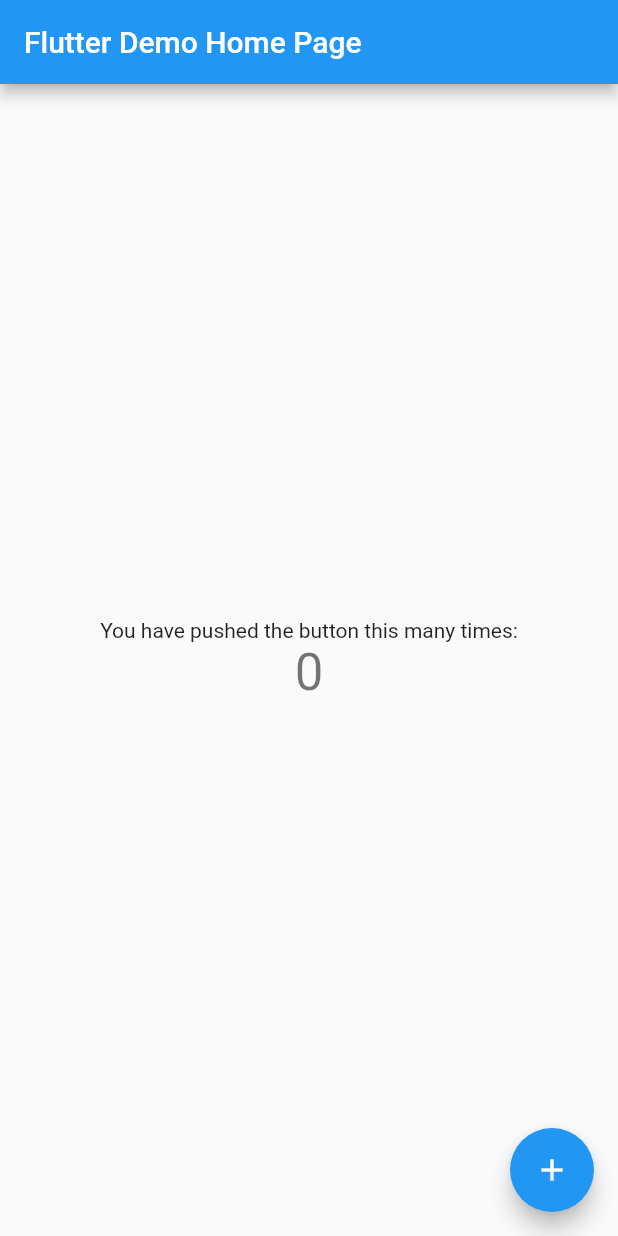
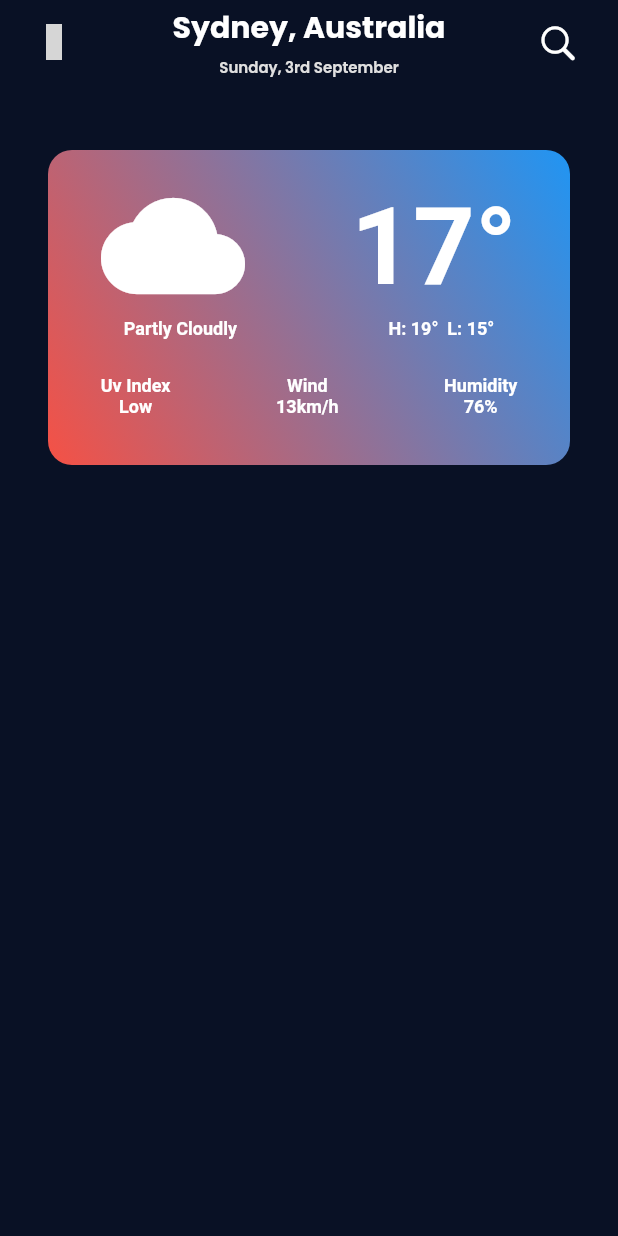
Before and after one commit to gajendrapandeya/weathery, a Flutter app: the screen it shows after launch, on a phone screen of 412 x 824 dp. Run offline on Flutter 3.47's test engine with Material 2 defaults, Android fonts, the phone set to English and light mode, and no system bars; our stand-ins replace auto_route, dio, flutter_dotenv, freezed_annotation, get_it, google_fonts and 2 more; missing offline and left inert: dio_cache_interceptor, dio_logger; statements that could not run were skipped; grey boxes are pictures that could not be loaded.

```diff
--- /dev/null
+++ b/lib/core/constants/api_constants.dart
@@ -0,0 +1,3 @@
+class ApiConstants {
+  static const String baseUrl = 'https://developer.accuweather.com/';
+}
--- /dev/null
+++ b/lib/core/constants/app_constants.dart
@@ -0,0 +1,5 @@
+class AppConstants {
+  static const String appName = 'Weathery';
+  static const String appVersion = '1.0.0';
+  static const String appBuildNumber = '1';
+}
--- /dev/null
+++ b/lib/core/constants/color_constants.dart
@@ -0,0 +1,10 @@
+import 'package:flutter/material.dart';
+
+class ColorConstants {
+  static const Color scaffoldBackgroundColor = Color(0xff091125);
+  static const Color colorRose = Color(0xfff55145);
+  static const Color colorBlue = Color(0xff2095f3);
+  static const Color primaryColor = Colors.white;
+  static const Color accentColor = Color(0xff101830);
+  static Color greyShade200 = Colors.grey.shade200;
+}
--- /dev/null
+++ b/lib/core/presentation/app.dart
@@ -0,0 +1,22 @@
+import 'package:flutter/material.dart';
+import 'package:weathery/core/constants/app_constants.dart';
+import 'package:weathery/core/routes/app_router.dart';
+import 'package:weathery/core/theme/theme.dart';
+import 'package:weathery/di/di_setup.dart';
+
+class App extends StatelessWidget {
+  const App({Key? key}) : super(key: key);
+
+  AppRouter get _router => getIt<AppRouter>();
+
+  @override
+  Widget build(BuildContext context) {
+    return MaterialApp.router(
+      title: AppConstants.appName,
+      debugShowCheckedModeBanner: false,
+      routeInformationParser: _router.defaultRouteParser(),
+      routerDelegate: _router.delegate(),
+      theme: AppTheme.dark,
+    );
+  }
+}
--- /dev/null
+++ b/lib/core/theme/theme.dart
@@ -0,0 +1,28 @@
+import 'package:flutter/material.dart';
+import 'package:google_fonts/google_fonts.dart';
+import 'package:weathery/core/constants/color_constants.dart';
+
+class AppTheme {
+  AppTheme._();
+
+  static ThemeData dark = ThemeData(
+    scaffoldBackgroundColor: ColorConstants.scaffoldBackgroundColor,
+    appBarTheme: AppBarTheme(
+      backgroundColor: ColorConstants.scaffoldBackgroundColor,
+      centerTitle: false,
+      elevation: 0,
+      titleTextStyle: GoogleFonts.poppins(
+        fontSize: 17,
+        fontWeight: FontWeight.bold,
+        color: ColorConstants.primaryColor,
+      ),
+      iconTheme: const IconThemeData(
+        color: ColorConstants.primaryColor,
+      ),
+    ),
+    colorScheme: ColorScheme.fromSwatch().copyWith(
+      secondary: ColorConstants.accentColor,
+      primary: ColorConstants.primaryColor,
+    ),
+  );
+}
--- /dev/null
+++ b/lib/features/home/presentation/screens/home_screen.dart
@@ -0,0 +1,25 @@
+import 'package:flutter/material.dart';
+import 'package:weathery/features/home/presentation/widgets/current_location_widget.dart';
+import 'package:weathery/features/home/presentation/widgets/home_screen_appbar.dart';
+
+class HomeScreen extends StatelessWidget {
+  const HomeScreen({super.key});
+
+  @override
+  Widget build(BuildContext context) {
+    return Scaffold(
+      appBar: homeScreenAppbar(),
+      body: Padding(
+        padding: const EdgeInsets.all(32.0),
+        child: Column(
+          children: const [
+            SizedBox(
+              height: 12.0,
+            ),
+            CurrentLocationWidget()
+          ],
+        ),
+      ),
+    );
+  }
+}
--- /dev/null
+++ b/lib/features/home/presentation/widgets/current_location_widget.dart
@@ -0,0 +1,105 @@
+import 'package:flutter/material.dart';
+
+class CurrentLocationWidget extends StatelessWidget {
+  const CurrentLocationWidget({super.key});
+
+  @override
+  Widget build(BuildContext context) {
+    return Container(
+      width: double.infinity,
+      padding: const EdgeInsets.symmetric(
+        vertical: 16.0,
+      ),
+      decoration: BoxDecoration(
+        color: Colors.white,
+        gradient: const LinearGradient(
+          colors: [Color(0xfff55145), Color(0xff2095f3)],
+          begin: Alignment.bottomLeft,
+          end: Alignment.topRight,
+        ),
+        borderRadius: BorderRadius.circular(16.0),
+      ),
+      child: Column(
+        mainAxisAlignment: MainAxisAlignment.center,
+        children: [
+          Row(
+            mainAxisAlignment: MainAxisAlignment.spaceAround,
+            children: const [
+              Icon(
+                Icons.cloud,
+                color: Colors.white,
+                size: 96,
+              ),
+              Text(
+                '17°',
+                style: TextStyle(
+                  color: Colors.white,
+                  fontSize: 72,
+                  fontWeight: FontWeight.bold,
+                ),
+              ),
+            ],
+          ),
+          Row(
+            mainAxisAlignment: MainAxisAlignment.spaceAround,
+            children: const [
+              Text(
+                'Partly Cloudly',
+                style: TextStyle(
+                  color: Colors.white,
+                  fontWeight: FontWeight.bold,
+                  fontSize: 12.0,
+                ),
+              ),
+              Text(
+                'H: 19°  L: 15°',
+                style: TextStyle(
+                  color: Colors.white,
+                  fontWeight: FontWeight.bold,
+                  fontSize: 12.0,
+                ),
+              )
+            ],
+          ),
+          const SizedBox(
+            height: 24.0,
+          ),
+          Row(
+            mainAxisAlignment: MainAxisAlignment.spaceAround,
+            children: [
+              _buildInfo('Uv Index', 'Low'),
+              _buildInfo('Wind', '13km/h'),
+              _buildInfo('Humidity', '76%'),
+            ],
+          ),
+          const SizedBox(
+            height: 16.0,
+          )
+        ],
+      ),
+    );
+  }
+
+  Widget _buildInfo(String title, String value) {
+    return Column(
+      children: [
+        Text(
+          title,
+          style: const TextStyle(
+            color: Colors.white,
+            fontWeight: FontWeight.bold,
+            fontSize: 12.0,
+          ),
+        ),
+        Text(
+          value,
+          style: const TextStyle(
+            color: Colors.white,
+            fontWeight: FontWeight.bold,
+            fontSize: 12.0,
+          ),
+        )
+      ],
+    );
+  }
+}
--- /dev/null
+++ b/lib/features/home/presentation/widgets/home_screen_appbar.dart
@@ -0,0 +1,56 @@
+import 'package:flutter/cupertino.dart';
+import 'package:flutter/material.dart';
+import 'package:material_design_icons_flutter/material_design_icons_flutter.dart';
+
+AppBar homeScreenAppbar() {
+  return AppBar(
+    centerTitle: true,
+    leading: Padding(
+      padding: const EdgeInsets.only(
+        left: 16.0,
+      ),
+      child: IconButton(
+        onPressed: () {},
+        icon: const Icon(
+          MdiIcons.mapMarker,
+        ),
+      ),
+    ),
+    title: Column(
+      children: [
+        const Text(
+          'Sydney, Australia',
+          style: TextStyle(
+            fontWeight: FontWeight.bold,
+            fontSize: 20.0,
+          ),
+        ),
+        const SizedBox(
+          height: 4.0,
+        ),
+        Text(
+          'Sunday, 3rd September',
+          style: TextStyle(
+            fontWeight: FontWeight.w600,
+            fontSize: 10.0,
+            color: Colors.grey.shade300,
+          ),
+        )
+      ],
+    ),
+    actions: [
+      Padding(
+        padding: const EdgeInsets.only(
+          right: 16.0,
+        ),
+        child: IconButton(
+          onPressed: () {},
+          icon: const Icon(
+            CupertinoIcons.search,
+            size: 28.0,
+          ),
+        ),
+      )
+    ],
+  );
+}
--- a/lib/main.dart
+++ b/lib/main.dart
@@ -1,67 +1,23 @@
 import 'package:flutter/material.dart';
+import 'package:flutter/services.dart';
+import 'package:flutter_dotenv/flutter_dotenv.dart';
+import 'package:weathery/core/presentation/app.dart';
+import 'package:weathery/core/routes/app_router.dart';
+import 'package:weathery/di/di_setup.dart';
 
-void main() {
-  runApp(const MyApp());
+Future main() async {
+  WidgetsFlutterBinding.ensureInitialized();
+  await dotenv.load(fileName: '.env');
+  configureDependencies();
+  print('apiKey: ${dotenv.env['API_KEY']}');
+  getIt.registerSingleton<AppRouter>(AppRouter());
+
+  SystemChrome.setSystemUIOverlayStyle(
+    const SystemUiOverlayStyle(
+      statusBarColor: Colors.transparent,
+      statusBarIconBrightness: Brightness.dark,
+    ),
+  );
+
+  runApp(const App());
 }
-
-class MyApp extends StatelessWidget {
-  const MyApp({super.key});
-
-  @override
-  Widget build(BuildContext context) {
-    return MaterialApp(
-      title: 'Flutter Demo',
-      theme: ThemeData(
-        primarySwatch: Colors.blue,
-      ),
-      home: const MyHomePage(title: 'Flutter Demo Home Page'),
-    );
-  }
-}
-
-class MyHomePage extends StatefulWidget {
-  const MyHomePage({super.key, required this.title});
-
-  final String title;
-
-  @override
-  State<MyHomePage> createState() => _MyHomePageState();
-}
-
-class _MyHomePageState extends State<MyHomePage> {
-  int _counter = 0;
-
-  void _incrementCounter() {
-    setState(() {
-      _counter++;
-    });
-  }
-
-  @override
-  Widget build(BuildContext context) {
-    return Scaffold(
-      appBar: AppBar(
-        title: Text(widget.title),
-      ),
-      body: Center(
-        child: Column(
-          mainAxisAlignment: MainAxisAlignment.center,
-          children: <Widget>[
-            const Text(
-              'You have pushed the button this many times:',
-            ),
-            Text(
-              '$_counter',
-              style: Theme.of(context).textTheme.headline4,
-            ),
-          ],
-        ),
-      ),
-      floatingActionButton: FloatingActionButton(
-        onPressed: _incrementCounter,
-        tooltip: 'Increment',
-        child: const Icon(Icons.add),
-      ),
-    );
-  }
-}
```
Also changed, not shown: lib/core/error/network_error.dart (added, +22 -0 lines), lib/core/routes/app_router.dart (added, +19 -0 lines), lib/core/theme/gap.dart (added, +22 -0 lines), lib/core/theme/typography.dart (added, +79 -0 lines), lib/di/app_module.dart (added, +32 -0 lines), lib/di/di_setup.dart (added, +14 -0 lines), lib/features/search/presentation/screens/search_screen.dart (added, +10 -0 lines), pubspec.yaml (+8 -3 lines), lib/core/error/network_error.freezed.dart (added), lib/core/routes/app_router.gr.dart (added), lib/di/di_setup.config.dart (added), pubspec.lock, 2 other files.
